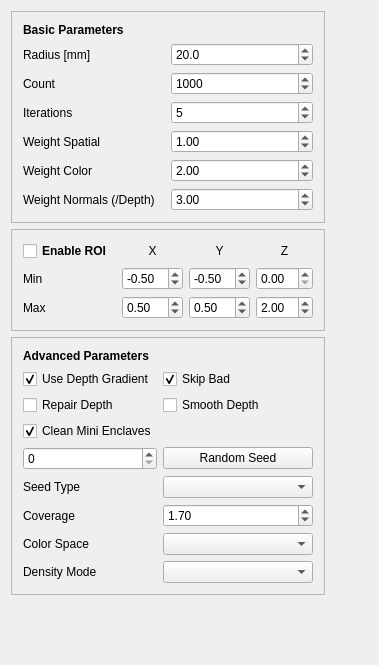
First picture: the form in common/WdgtDaspParameters.ui, repository Danvil/dasp, before the edit.
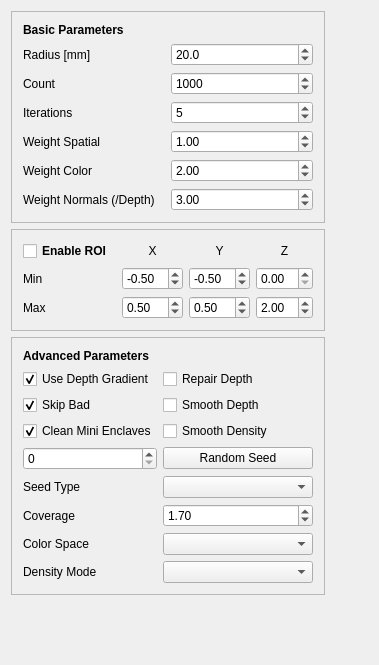
Second picture: the form after the edit.

Commit message: Added parameter to smooth density. Fixed several density related issues.

```diff
--- a/common/WdgtDaspParameters.ui
+++ b/common/WdgtDaspParameters.ui
@@ -194,27 +194,17 @@
       <enum>QFrame::Raised</enum>
      </property>
      <layout class="QGridLayout" name="gridLayout_4">
-      <item row="1" column="1">
-       <widget class="QCheckBox" name="checkBoxSkipBad">
-        <property name="text">
-         <string>Skip Bad</string>
-        </property>
-        <property name="checked">
-         <bool>true</bool>
-        </property>
-       </widget>
-      </item>
-      <item row="9" column="0">
+      <item row="10" column="0">
        <widget class="QLabel" name="label_16">
         <property name="text">
          <string>Density Mode</string>
         </property>
        </widget>
       </item>
-      <item row="7" column="1">
+      <item row="8" column="1">
        <widget class="QComboBox" name="comboBoxDaspColorSpace"/>
       </item>
-      <item row="7" column="0">
+      <item row="8" column="0">
        <widget class="QLabel" name="label_23">
         <property name="text">
          <string>Color Space</string>
@@ -234,16 +224,6 @@
         </property>
        </widget>
       </item>
-      <item row="2" column="0">
-       <widget class="QCheckBox" name="checkBoxDaspRepairDepth">
-        <property name="text">
-         <string>Repair Depth</string>
-        </property>
-        <property name="checked">
-         <bool>false</bool>
-        </property>
-       </widget>
-      </item>
       <item row="3" column="0">
        <widget class="QCheckBox" name="checkBoxDaspConquerEnclaves">
         <property name="text">
@@ -254,7 +234,7 @@
         </property>
        </widget>
       </item>
-      <item row="5" column="1">
+      <item row="6" column="1">
        <widget class="QComboBox" name="comboBoxSeedType">
         <property name="minimumSize">
          <size>
@@ -267,14 +247,14 @@
         </property>
        </widget>
       </item>
-      <item row="5" column="0">
+      <item row="6" column="0">
        <widget class="QLabel" name="label_15">
         <property name="text">
          <string>Seed Type</string>
         </property>
        </widget>
       </item>
-      <item row="6" column="1">
+      <item row="7" column="1">
        <widget class="QDoubleSpinBox" name="doubleSpinBoxCoverage">
         <property name="maximum">
          <double>10.000000000000000</double>
@@ -287,14 +267,7 @@
         </property>
        </widget>
       </item>
-      <item row="2" column="1">
-       <widget class="QCheckBox" name="checkBoxDaspSmoothDepth">
-        <property name="text">
-         <string>Smooth Depth</string>
-        </property>
-       </widget>
-      </item>
-      <item row="6" column="0">
+      <item row="7" column="0">
        <widget class="QLabel" name="label_6">
         <property name="text">
          <string>Coverage</string>
@@ -311,10 +284,10 @@
         </property>
        </widget>
       </item>
-      <item row="9" column="1">
+      <item row="10" column="1">
        <widget class="QComboBox" name="comboBoxDensityMode"/>
       </item>
-      <item row="4" column="0">
+      <item row="5" column="0">
        <widget class="QSpinBox" name="spinBoxRandomSeed">
         <property name="minimum">
          <number>0</number>
@@ -324,13 +297,47 @@
         </property>
        </widget>
       </item>
-      <item row="4" column="1">
+      <item row="5" column="1">
        <widget class="QPushButton" name="pushButtonRandomSeed">
         <property name="text">
          <string>Random Seed</string>
         </property>
        </widget>
       </item>
+      <item row="2" column="0">
+       <widget class="QCheckBox" name="checkBoxSkipBad">
+        <property name="text">
+         <string>Skip Bad</string>
+        </property>
+        <property name="checked">
+         <bool>true</bool>
+        </property>
+       </widget>
+      </item>
+      <item row="1" column="1">
+       <widget class="QCheckBox" name="checkBoxDaspRepairDepth">
+        <property name="text">
+         <string>Repair Depth</string>
+        </property>
+        <property name="checked">
+         <bool>false</bool>
+        </property>
+       </widget>
+      </item>
+      <item row="2" column="1">
+       <widget class="QCheckBox" name="checkBoxDaspSmoothDepth">
+        <property name="text">
+         <string>Smooth Depth</string>
+        </property>
+       </widget>
+      </item>
+      <item row="3" column="1">
+       <widget class="QCheckBox" name="checkBoxDaspSmoothDensity">
+        <property name="text">
+         <string>Smooth Density</string>
+        </property>
+       </widget>
+      </item>
      </layout>
     </widget>
    </item>
```
The commit also changes 7 other files.
